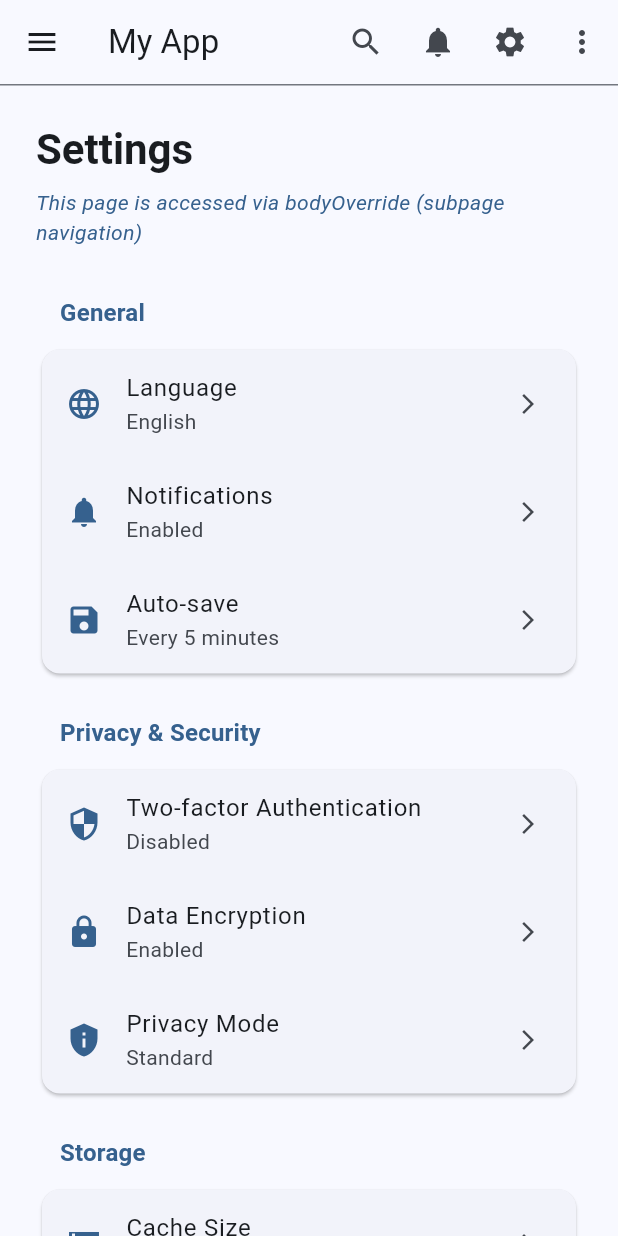
After one commit to anusii/solidui, a Flutter app: the screen it shows after launch, after a tap on "Continue", after a tap on the "settings" icon, on a phone screen of 412 x 824 dp. The commit adds this screen. Run offline on Flutter 3.47's test engine with Material 3 defaults, Android fonts, the phone set to English and light mode, and no system bars; our stand-ins replace file_picker, flutter_form_builder, flutter_markdown_plus, form_builder_validators, gap, loading_indicator and 2 more; missing offline and left inert: markdown_tooltip, rdflib, solidpod, version_widget, window_manager; statements that could not run were skipped.

Commit message:
Support navigation to subpages that are not in the solid nav menu

```diff
--- a/example/lib/app.dart
+++ b/example/lib/app.dart
@@ -44,6 +44,7 @@ class App extends StatelessWidget {
   Widget build(BuildContext context) {
     return SolidThemeApp(
       // Turn off debug banner for now.
+
       debugShowCheckedModeBanner: false,
       title: appTitle,
 
@@ -52,10 +53,10 @@ class App extends StatelessWidget {
         useMaterial3: true,
       ),
 
-      home: SolidLogin(
-        image: const AssetImage('assets/images/app_image.jpg'),
-        logo: const AssetImage('assets/images/app_icon.png'),
-        child: appScaffold,
+      home: const SolidLogin(
+        image: AssetImage('assets/images/app_image.jpg'),
+        logo: AssetImage('assets/images/app_icon.png'),
+        child: AppScaffold(),
       ),
     );
   }
--- a/example/lib/app_scaffold.dart
+++ b/example/lib/app_scaffold.dart
@@ -34,8 +34,37 @@ import 'package:solidui/solidui.dart';
 
 import 'constants/app.dart';
 import 'home.dart';
+import 'screens/settings_page.dart';
 
-var appScaffold = SolidScaffold(
+/// App scaffold widget with subpage navigation support.
+
+class AppScaffold extends StatefulWidget {
+  const AppScaffold({super.key});
+
+  @override
+  State<AppScaffold> createState() => _AppScaffoldState();
+}
+
+class _AppScaffoldState extends State<AppScaffold> {
+  Widget? _currentSubpage;
+
+  void _navigateToSettings() {
+    setState(() {
+      _currentSubpage = const SettingsPage();
+    });
+  }
+
+  void _clearSubpage() {
+    // Called automatically by SolidScaffold when menu item is tapped.
+
+    setState(() {
+      _currentSubpage = null;
+    });
+  }
+
+  @override
+  Widget build(BuildContext context) {
+    return SolidScaffold(
       // MENU.
 
       menu: const [
@@ -71,19 +100,15 @@ var appScaffold = SolidScaffold(
             child: Text('About Page', style: TextStyle(fontSize: 24)),
           ),
         ),
-    SolidMenuItem(
-      icon: Icons.settings,
-      title: 'Settings',
-      tooltip: '''
+      ],
 
-            **Settings:** Tap here to configure application settings.
+      // BODY OVERRIDE.
 
-            ''',
-      child: Center(
-        child: Text('Settings Page', style: TextStyle(fontSize: 24)),
-      ),
-    ),
-  ],
+      bodyOverride: _currentSubpage,
+
+      // Automatically clear subpage when menu item is tapped.
+
+      onClearBodyOverride: _clearSubpage,
 
       // APP BAR.
 
@@ -109,6 +134,11 @@ var appScaffold = SolidScaffold(
             onPressed: () => debugPrint('Notifications'),
             tooltip: 'Notifications',
           ),
+          SolidAppBarAction(
+            icon: Icons.settings,
+            onPressed: _navigateToSettings,
+            tooltip: 'Settings',
+          ),
         ],
         overflowItems: [
           SolidOverflowMenuItem(
@@ -123,7 +153,8 @@ var appScaffold = SolidScaffold(
       // STATUS BAR.
 
       statusBar: const SolidStatusBarConfig(
-    serverInfo: SolidServerInfo(serverUri: 'https://pods.solidcommunity.au'),
+        serverInfo:
+            SolidServerInfo(serverUri: 'https://pods.solidcommunity.au'),
         loginStatus: SolidLoginStatus(),
         securityKeyStatus: SolidSecurityKeyStatus(),
       ),
@@ -169,3 +200,5 @@ var appScaffold = SolidScaffold(
 
       child: const Home(title: appTitle),
     );
+  }
+}
--- /dev/null
+++ b/example/lib/screens/settings_page.dart
@@ -0,0 +1,224 @@
+/// Settings page - Demonstrates subpage navigation.
+///
+/// Copyright (C) 2025, Software Innovation Institute, ANU.
+///
+/// Licensed under the MIT License (the "License").
+///
+/// License: https://choosealicense.com/licenses/mit/.
+//
+// Permission is hereby granted, free of charge, to any person obtaining a copy
+// of this software and associated documentation files (the "Software"), to deal
+// in the Software without restriction, including without limitation the rights
+// to use, copy, modify, merge, publish, distribute, sublicense, and/or sell
+// copies of the Software, and to permit persons to whom the Software is
+// furnished to do so, subject to the following conditions:
+//
+// The above copyright notice and this permission notice shall be included in
+// all copies or substantial portions of the Software.
+//
+// THE SOFTWARE IS PROVIDED "AS IS", WITHOUT WARRANTY OF ANY KIND, EXPRESS OR
+// IMPLIED, INCLUDING BUT NOT LIMITED TO THE WARRANTIES OF MERCHANTABILITY,
+// FITNESS FOR A PARTICULAR PURPOSE AND NONINFRINGEMENT. IN NO EVENT SHALL THE
+// AUTHORS OR COPYRIGHT HOLDERS BE LIABLE FOR ANY CLAIM, DAMAGES OR OTHER
+// LIABILITY, WHETHER IN AN ACTION OF CONTRACT, TORT OR OTHERWISE, ARISING FROM,
+// OUT OF OR IN CONNECTION WITH THE SOFTWARE OR THE USE OR OTHER DEALINGS IN THE
+// SOFTWARE.
+///
+/// Authors: Tony Chen
+
+library;
+
+import 'package:flutter/material.dart';
+
+/// Settings page widget (accessed as a subpage, not in main menu).
+///
+/// This page demonstrates the bodyOverride feature of SolidScaffold.
+/// It is not in the main navigation menu but is accessible via the
+/// settings icon in the AppBar. Navigation back to menu pages is
+/// handled automatically when clicking menu items.
+
+class SettingsPage extends StatelessWidget {
+  const SettingsPage({super.key});
+
+  @override
+  Widget build(BuildContext context) {
+    return SingleChildScrollView(
+      padding: const EdgeInsets.all(24.0),
+      child: Column(
+        crossAxisAlignment: CrossAxisAlignment.start,
+        children: [
+          Text(
+            'Settings',
+            style: Theme.of(context).textTheme.headlineMedium?.copyWith(
+                  fontWeight: FontWeight.bold,
+                ),
+          ),
+          const SizedBox(height: 8),
+          Text(
+            'This page is accessed via bodyOverride (subpage navigation)',
+            style: Theme.of(context).textTheme.bodyMedium?.copyWith(
+                  color: Theme.of(context).colorScheme.primary,
+                  fontStyle: FontStyle.italic,
+                ),
+          ),
+          const SizedBox(height: 32),
+          _buildSettingsSection(
+            context,
+            'General',
+            [
+              _buildSettingTile(
+                context,
+                'Language',
+                'English',
+                Icons.language,
+              ),
+              _buildSettingTile(
+                context,
+                'Notifications',
+                'Enabled',
+                Icons.notifications,
+              ),
+              _buildSettingTile(
+                context,
+                'Auto-save',
+                'Every 5 minutes',
+                Icons.save,
+              ),
+            ],
+          ),
+          const SizedBox(height: 24),
+          _buildSettingsSection(
+            context,
+            'Privacy & Security',
+            [
+              _buildSettingTile(
+                context,
+                'Two-factor Authentication',
+                'Disabled',
+                Icons.security,
+              ),
+              _buildSettingTile(
+                context,
+                'Data Encryption',
+                'Enabled',
+                Icons.lock,
+              ),
+              _buildSettingTile(
+                context,
+                'Privacy Mode',
+                'Standard',
+                Icons.privacy_tip,
+              ),
+            ],
+          ),
+          const SizedBox(height: 24),
+          _buildSettingsSection(
+            context,
+            'Storage',
+            [
+              _buildSettingTile(
+                context,
+                'Cache Size',
+                '156 MB',
+                Icons.storage,
+              ),
+              _buildSettingTile(
+                context,
+                'Clear Cache',
+                'Tap to clear',
+                Icons.delete_sweep,
+              ),
+            ],
+          ),
+          const SizedBox(height: 32),
+          Card(
+            color: Theme.of(context).colorScheme.primaryContainer,
+            child: Padding(
+              padding: const EdgeInsets.all(16.0),
+              child: Column(
+                crossAxisAlignment: CrossAxisAlignment.start,
+                children: [
+                  Row(
+                    children: [
+                      Icon(
+                        Icons.info_outline,
+                        color: Theme.of(context).colorScheme.onPrimaryContainer,
+                      ),
+                      const SizedBox(width: 12),
+                      Text(
+                        'Subpage Navigation Demo',
+                        style:
+                            Theme.of(context).textTheme.titleMedium?.copyWith(
+                                  color: Theme.of(context)
+                                      .colorScheme
+                                      .onPrimaryContainer,
+                                  fontWeight: FontWeight.bold,
+                                ),
+                      ),
+                    ],
+                  ),
+                  const SizedBox(height: 12),
+                  Text(
+                    'This Settings page is not in the main navigation menu. '
+                    'It is accessed via the settings icon in the AppBar and '
+                    'displayed using the bodyOverride parameter.\n\n'
+                    'Click any navigation menu item (Home, Files, About) to '
+                    'return to that page. No back button needed!',
+                    style: Theme.of(context).textTheme.bodyMedium?.copyWith(
+                          color:
+                              Theme.of(context).colorScheme.onPrimaryContainer,
+                        ),
+                  ),
+                ],
+              ),
+            ),
+          ),
+        ],
+      ),
+    );
+  }
+
+  Widget _buildSettingsSection(
+    BuildContext context,
+    String title,
+    List<Widget> children,
+  ) {
+    return Column(
+      crossAxisAlignment: CrossAxisAlignment.start,
+      children: [
+        Padding(
+          padding: const EdgeInsets.only(left: 16.0, bottom: 8.0),
+          child: Text(
+            title,
+            style: Theme.of(context).textTheme.titleMedium?.copyWith(
+                  fontWeight: FontWeight.w600,
+                  color: Theme.of(context).colorScheme.primary,
+                ),
+          ),
+        ),
+        Card(
+          child: Column(
+            children: children,
+          ),
+        ),
+      ],
+    );
+  }
+
+  Widget _buildSettingTile(
+    BuildContext context,
+    String title,
+    String subtitle,
+    IconData icon,
+  ) {
+    return ListTile(
+      leading: Icon(icon, color: Theme.of(context).colorScheme.primary),
+      title: Text(title),
+      subtitle: Text(subtitle),
+      trailing: const Icon(Icons.arrow_forward_ios, size: 16),
+      onTap: () {
+        debugPrint('Tapped: $title');
+      },
+    );
+  }
+}
--- a/lib/src/widgets/solid_scaffold.dart
+++ b/lib/src/widgets/solid_scaffold.dart
@@ -66,6 +66,23 @@ class SolidScaffold extends StatefulWidget {
   /// Used when `child` is null.
 
   final Widget? body;
+
+  /// Optional body override for displaying subpages not in the menu.
+  /// When provided, this takes precedence over menu-based navigation.
+  /// This is useful for navigating to detail pages (e.g. individual notes)
+  /// whilst maintaining the SolidScaffold frame (AppBar, navigation drawer).
+  ///
+  /// When using bodyOverride, provide [onClearBodyOverride] callback to
+  /// automatically clear it when user taps a menu item.
+
+  final Widget? bodyOverride;
+
+  /// Callback invoked when bodyOverride should be cleared.
+  /// Automatically called when a menu item is tapped whilst bodyOverride is
+  /// set. Use this to clear your subpage state: `setState(() => _subpage =
+  /// null)`
+
+  final VoidCallback? onClearBodyOverride;
 
   /// Standard Scaffold appBar for compatibility.
   /// Used when SolidUI `appBar` config is null.
@@ -205,6 +222,8 @@ class SolidScaffold extends StatefulWidget {
     this.menu,
     this.child,
     this.body,
+    this.bodyOverride,
+    this.onClearBodyOverride,
     this.scaffoldAppBar,
     this.drawer,
     this.endDrawer,
@@ -403,6 +422,12 @@ class SolidScaffoldState extends State<SolidScaffold> {
   }
 
   void _onMenuSelected(int index) {
+    // Clear bodyOverride automatically if set.
+
+    if (widget.bodyOverride != null && widget.onClearBodyOverride != null) {
+      widget.onClearBodyOverride!();
+    }
+
     if (widget.onMenuSelected != null) {
       widget.onMenuSelected!(index);
     } else {
@@ -437,6 +462,7 @@ class SolidScaffoldState extends State<SolidScaffold> {
               _currentSelectedIndex,
               widget.child,
               widget.body,
+              widget.bodyOverride,
             ),
             _onMenuSelected,
             widget.onShowAlert,
--- a/lib/src/widgets/solid_scaffold_helpers.dart
+++ b/lib/src/widgets/solid_scaffold_helpers.dart
@@ -242,18 +242,36 @@ class SolidScaffoldHelpers {
   }
 
   /// Gets effective child widget.
+  ///
+  /// Priority order:
+  /// 1. bodyOverride (for subpages not in menu)
+  /// 2. menu[selectedIndex].child (for menu-based navigation)
+  /// 3. child (fallback)
+  /// 4. body (final fallback)
 
   static Widget? getEffectiveChild(
     List<SolidMenuItem>? menu,
     int currentSelectedIndex,
     Widget? child,
     Widget? body,
+    Widget? bodyOverride,
   ) {
+    // First priority: bodyOverride for subpages.
+
+    if (bodyOverride != null) {
+      return bodyOverride;
+    }
+
+    // Second priority: menu-based navigation.
+
     if (menu != null &&
         currentSelectedIndex < menu.length &&
         currentSelectedIndex >= 0) {
       return menu[currentSelectedIndex].child;
     }
+
+    // Fallback to child or body.
+
     return child ?? body;
   }
 
--- a/lib/src/widgets/solid_scaffold_models.dart
+++ b/lib/src/widgets/solid_scaffold_models.dart
@@ -104,6 +104,15 @@ class SolidScaffoldInternalConfig {
   /// Used when `child` is null.
 
   final Widget? body;
+
+  /// Optional body override for displaying subpages not in the menu.
+  /// When provided, this takes precedence over menu-based navigation.
+
+  final Widget? bodyOverride;
+
+  /// Callback invoked when bodyOverride should be cleared.
+
+  final VoidCallback? onClearBodyOverride;
 
   /// Standard Scaffold appBar for compatibility.
   /// Used when SolidUI `appBar` config is null.
@@ -242,6 +251,8 @@ class SolidScaffoldInternalConfig {
     this.menu,
     this.child,
     this.body,
+    this.bodyOverride,
+    this.onClearBodyOverride,
     this.scaffoldAppBar,
     this.drawer,
     this.endDrawer,
```
Also changed, not shown: 2 other files. Lines whose indentation alone changed are shown as unchanged.
